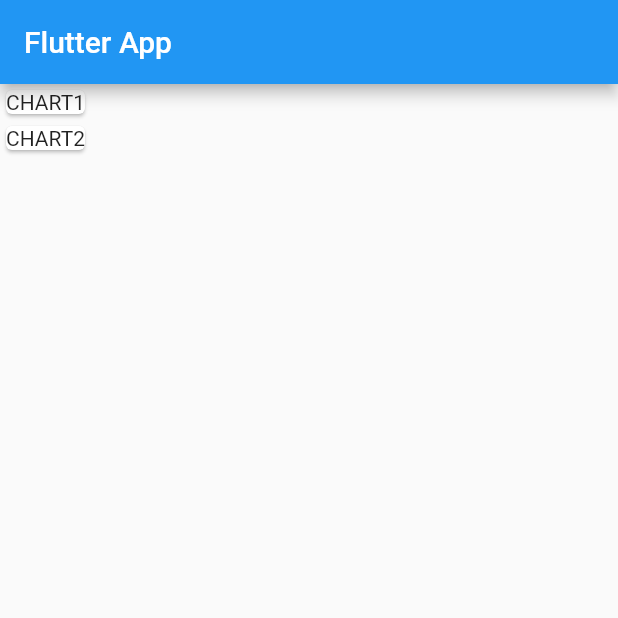
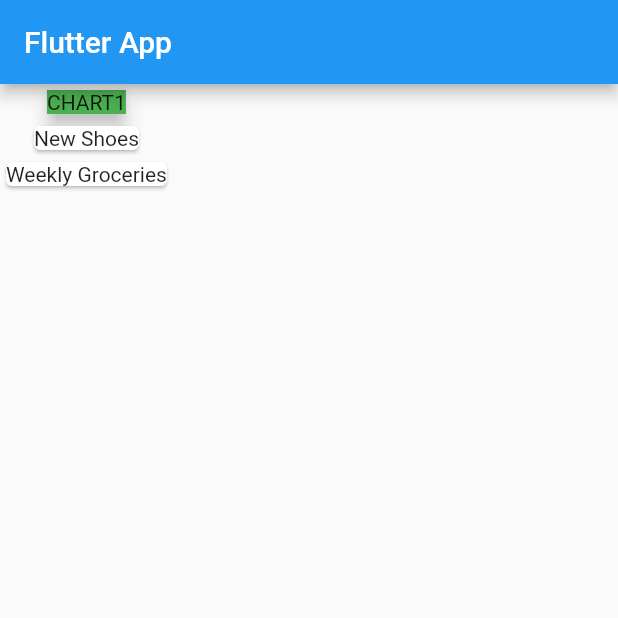
Before and after one commit to memory852/planner, a Flutter app: the screen it shows after launch, on a phone screen of 412 x 824 dp, the top half of it. Run offline on Flutter 3.47's test engine with Material 2 defaults, Android fonts, the phone set to English and light mode, and no system bars.

Commit message:
lesson73

```diff
--- a/lib/main.dart
+++ b/lib/main.dart
@@ -1,5 +1,6 @@
 import 'package:flutter/cupertino.dart';
 import 'package:flutter/material.dart';
+import './transaction.dart';
 
 void main() {
   runApp(MyApp());
@@ -16,6 +17,20 @@ class MyApp extends StatelessWidget {
 }
 
 class MyHomePage extends StatelessWidget {
+  final List<Transaction> transactions = [
+    Transaction(
+      id: 't1',
+      title: 'New Shoes',
+      amount: 69.99,
+      date: DateTime.now(),
+    ),
+    Transaction(
+      id: 't2',
+      title: 'Weekly Groceries',
+      amount: 16.53,
+      date: DateTime.now(),
+    ),
+  ];
   @override
   Widget build(BuildContext context) {
     return Scaffold(
@@ -23,12 +38,19 @@ class MyHomePage extends StatelessWidget {
         title: Text("Flutter App"),
       ),
       body: Column(
+        mainAxisAlignment: MainAxisAlignment.start,
+        crossAxisAlignment: CrossAxisAlignment.center,
         children: <Widget>[
           Card(
-            child: Text("CHART1"),
+            child: Container(
+                color: Colors.green,
+                child: Text("CHART1")),
+            elevation: 5,
           ),
-          Card(
-            child: Text("CHART2"),
+          Column(
+            children: transactions.map((tx){
+              return Card(child: Text(tx.title),);
+            }).toList(),
           )
         ],
       ),
--- /dev/null
+++ b/lib/transaction.dart
@@ -0,0 +1,14 @@
+import 'package:flutter/foundation.dart';
+
+class Transaction {
+  final String id;
+  final String title;
+  final double amount;
+  final DateTime date;
+
+  Transaction(
+      {@required this.id,
+      @required this.title,
+      @required this.amount,
+      @required this.date});
+}
```
